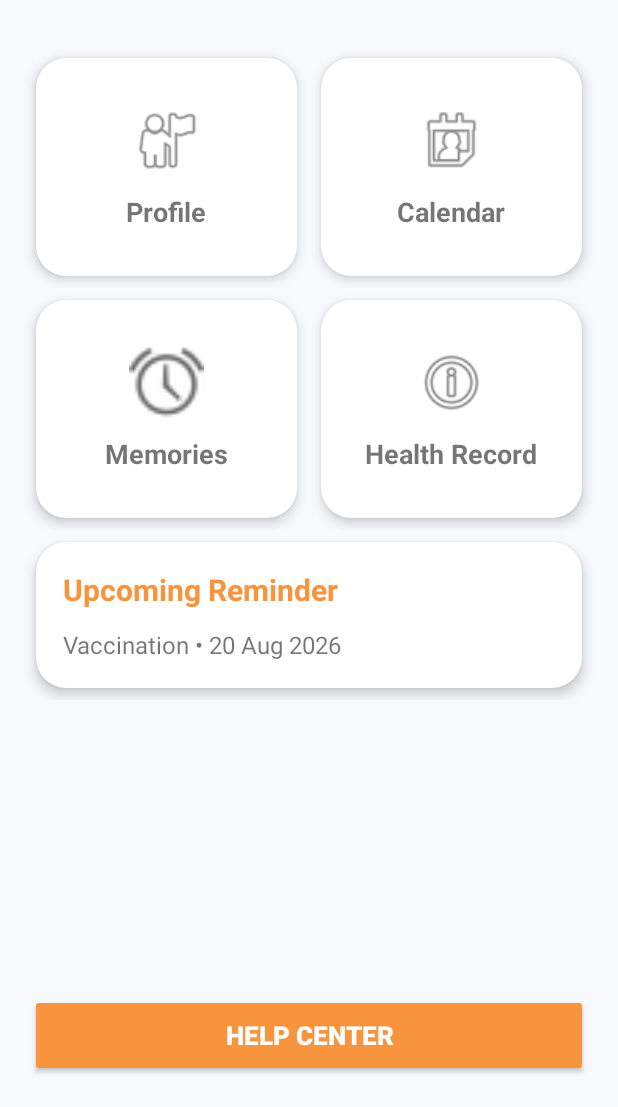
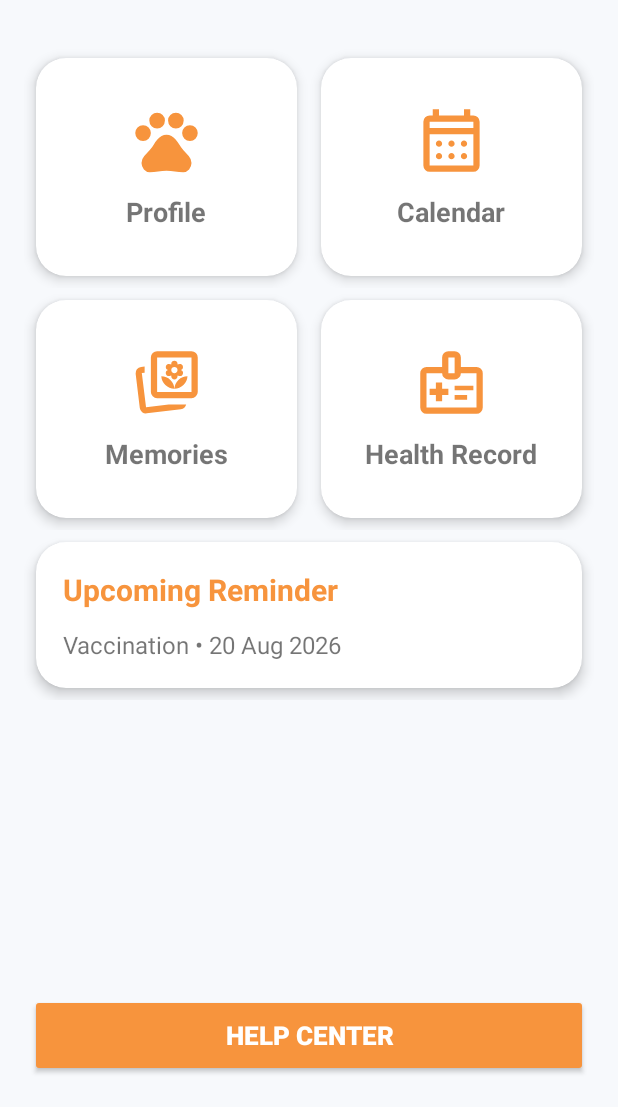
Before and after one commit to TanaySalunke2538/PetCare, an Android app: the Home screen opened directly, with no data from a screen before it, on a phone screen of 412 x 824 dp, the part 129-1236 px from its top. Run offline under Robolectric (Android 15) with nearby library versions, the phone set to English and light mode, and no system bars.

Commit message:
home icons

```diff
--- /dev/null
+++ b/app/src/main/res/drawable/ic_calendar.xml
@@ -0,0 +1,9 @@
+<vector xmlns:android="http://schemas.android.com/apk/res/android"
+    android:width="24dp"
+    android:height="24dp"
+    android:viewportWidth="960"
+    android:viewportHeight="960">
+  <path
+      android:pathData="M200,880q-33,0 -56.5,-23.5T120,800v-560q0,-33 23.5,-56.5T200,160h40v-80h80v80h320v-80h80v80h40q33,0 56.5,23.5T840,240v560q0,33 -23.5,56.5T760,880L200,880ZM200,800h560v-400L200,400v400ZM200,320h560v-80L200,240v80ZM200,320v-80,80ZM480,560q-17,0 -28.5,-11.5T440,520q0,-17 11.5,-28.5T480,480q17,0 28.5,11.5T520,520q0,17 -11.5,28.5T480,560ZM291.5,548.5Q280,537 280,520t11.5,-28.5Q303,480 320,480t28.5,11.5Q360,503 360,520t-11.5,28.5Q337,560 320,560t-28.5,-11.5ZM640,560q-17,0 -28.5,-11.5T600,520q0,-17 11.5,-28.5T640,480q17,0 28.5,11.5T680,520q0,17 -11.5,28.5T640,560ZM480,720q-17,0 -28.5,-11.5T440,680q0,-17 11.5,-28.5T480,640q17,0 28.5,11.5T520,680q0,17 -11.5,28.5T480,720ZM291.5,708.5Q280,697 280,680t11.5,-28.5Q303,640 320,640t28.5,11.5Q360,663 360,680t-11.5,28.5Q337,720 320,720t-28.5,-11.5ZM640,720q-17,0 -28.5,-11.5T600,680q0,-17 11.5,-28.5T640,640q17,0 28.5,11.5T680,680q0,17 -11.5,28.5T640,720Z"
+      android:fillColor="#e3e3e3"/>
+</vector>
--- /dev/null
+++ b/app/src/main/res/drawable/ic_healthreport.xml
@@ -0,0 +1,9 @@
+<vector xmlns:android="http://schemas.android.com/apk/res/android"
+    android:width="24dp"
+    android:height="24dp"
+    android:viewportWidth="960"
+    android:viewportHeight="960">
+  <path
+      android:pathData="M280,720h80v-80h80v-80h-80v-80h-80v80h-80v80h80v80ZM520,580h240v-60L520,520v60ZM520,700h160v-60L520,640v60ZM160,880q-33,0 -56.5,-23.5T80,800v-440q0,-33 23.5,-56.5T160,280h200v-120q0,-33 23.5,-56.5T440,80h80q33,0 56.5,23.5T600,160v120h200q33,0 56.5,23.5T880,360v440q0,33 -23.5,56.5T800,880L160,880ZM160,800h640v-440L600,360q0,33 -23.5,56.5T520,440h-80q-33,0 -56.5,-23.5T360,360L160,360v440ZM440,360h80v-200h-80v200ZM480,580Z"
+      android:fillColor="#e3e3e3"/>
+</vector>
--- /dev/null
+++ b/app/src/main/res/drawable/ic_memories.xml
@@ -0,0 +1,9 @@
+<vector xmlns:android="http://schemas.android.com/apk/res/android"
+    android:width="24dp"
+    android:height="24dp"
+    android:viewportWidth="960"
+    android:viewportHeight="960">
+  <path
+      android:pathData="M508,760h224q-7,26 -24,42t-44,20L228,875q-33,5 -59.5,-15.5T138,806L85,369q-4,-33 16,-59t53,-30l46,-6v80l-36,5 54,437 290,-36ZM360,680q-33,0 -56.5,-23.5T280,600v-440q0,-33 23.5,-56.5T360,80h440q33,0 56.5,23.5T880,160v440q0,33 -23.5,56.5T800,680L360,680ZM360,600h440v-440L360,160v440ZM580,380ZM218,796ZM581,560q68,0 115.5,-47T749,400q-68,0 -116.5,47T581,560ZM581,560q-3,-66 -51.5,-113T413,400q5,66 52.5,113T581,560ZM581,440q17,0 28.5,-11.5T621,400v-10l10,4q15,6 30.5,3t23.5,-17q9,-15 6,-32t-20,-24l-10,-4 10,-4q17,-7 19.5,-24.5T685,260q-9,-15 -24,-17.5t-30,3.5l-10,4v-10q0,-17 -11.5,-28.5T581,200q-17,0 -28.5,11.5T541,240v10l-10,-4q-15,-6 -30,-3.5T477,260q-8,14 -5.5,31.5T491,316l10,4 -10,4q-17,7 -20,24t6,32q8,14 23.5,17t30.5,-3l10,-4v10q0,17 11.5,28.5T581,440ZM581,360q-17,0 -28.5,-11.5T541,320q0,-17 11.5,-28.5T581,280q17,0 28.5,11.5T621,320q0,17 -11.5,28.5T581,360Z"
+      android:fillColor="#e3e3e3"/>
+</vector>
--- /dev/null
+++ b/app/src/main/res/drawable/ic_profile.xml
@@ -0,0 +1,9 @@
+<vector xmlns:android="http://schemas.android.com/apk/res/android"
+    android:width="24dp"
+    android:height="24dp"
+    android:viewportWidth="960"
+    android:viewportHeight="960">
+  <path
+      android:pathData="M180,485q-42,0 -71,-29t-29,-71q0,-42 29,-71t71,-29q42,0 71,29t29,71q0,42 -29,71t-71,29ZM289,296q-29,-29 -29,-71t29,-71q29,-29 71,-29t71,29q29,29 29,71t-29,71q-29,29 -71,29t-71,-29ZM529,296q-29,-29 -29,-71t29,-71q29,-29 71,-29t71,29q29,29 29,71t-29,71q-29,29 -71,29t-71,-29ZM780,485q-42,0 -71,-29t-29,-71q0,-42 29,-71t71,-29q42,0 71,29t29,71q0,42 -29,71t-71,29ZM266,885q-45,0 -75.5,-34.5T160,769q0,-52 35.5,-91t70.5,-77q29,-31 50,-67.5t50,-68.5q22,-26 51,-43t63,-17q34,0 63,16t51,42q28,32 49.5,69t50.5,69q35,38 70.5,77t35.5,91q0,47 -30.5,81.5T694,885q-54,0 -107,-9t-107,-9q-54,0 -107,9t-107,9Z"
+      android:fillColor="#e3e3e3"/>
+</vector>
--- a/app/src/main/res/layout/home.xml
+++ b/app/src/main/res/layout/home.xml
@@ -97,7 +97,8 @@
                         <ImageView
                             android:layout_width="50dp"
                             android:layout_height="50dp"
-                            android:src="@android:drawable/ic_menu_myplaces" />
+                            android:src="@drawable/ic_profile"
+                            android:tint="@color/orange"/>
 
                         <TextView
                             android:layout_width="wrap_content"
@@ -129,7 +130,8 @@
                         <ImageView
                             android:layout_width="50dp"
                             android:layout_height="50dp"
-                            android:src="@android:drawable/ic_menu_my_calendar"/>
+                            android:src="@drawable/ic_calendar"
+                            android:tint="@color/orange"/>
 
                         <TextView
                             android:layout_width="wrap_content"
@@ -170,7 +172,8 @@
                         <ImageView
                             android:layout_width="50dp"
                             android:layout_height="50dp"
-                            android:src="@android:drawable/ic_lock_idle_alarm"/>
+                            android:src="@drawable/ic_memories"
+                            android:tint="@color/orange"/>
 
                         <TextView
                             android:layout_width="wrap_content"
@@ -202,7 +205,8 @@
                         <ImageView
                             android:layout_width="50dp"
                             android:layout_height="50dp"
-                            android:src="@android:drawable/ic_menu_info_details"/>
+                            android:src="@drawable/ic_healthreport"
+                            android:tint="@color/orange"/>
 
                         <TextView
                             android:layout_width="wrap_content"
```
